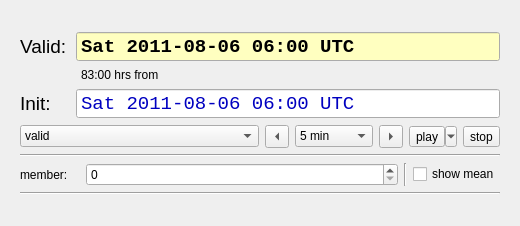
Before: the Qt Designer form src/gxfw/synccontrol.ui in chrismile/met.3d, drawn with Qt 5.
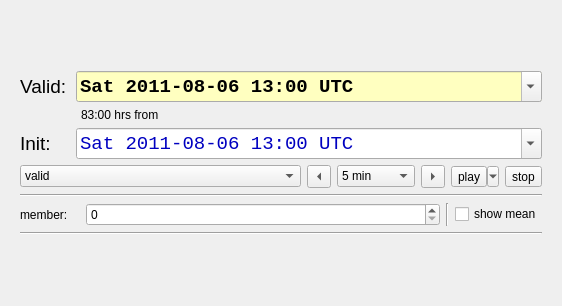
After: the same form once the commit is applied.

Commit message: fix: date/time range of sync control was limited to years after 1999

What changed in the file:
```diff
--- a/src/gxfw/synccontrol.ui
+++ b/src/gxfw/synccontrol.ui
@@ -6,8 +6,8 @@
    <rect>
     <x>0</x>
     <y>0</y>
-    <width>520</width>
-    <height>226</height>
+    <width>562</width>
+    <height>306</height>
    </rect>
   </property>
   <property name="sizePolicy">
@@ -132,7 +132,7 @@
           </property>
           <property name="dateTime">
            <datetime>
-            <hour>6</hour>
+            <hour>13</hour>
             <minute>0</minute>
             <second>0</second>
             <year>2011</year>
@@ -147,35 +147,11 @@
             <day>6</day>
            </date>
           </property>
-          <property name="minimumDateTime">
-           <datetime>
-            <hour>7</hour>
-            <minute>0</minute>
-            <second>0</second>
-            <year>1999</year>
-            <month>12</month>
-            <day>31</day>
-           </datetime>
-          </property>
-          <property name="minimumDate">
-           <date>
-            <year>1999</year>
-            <month>12</month>
-            <day>31</day>
-           </date>
-          </property>
-          <property name="minimumTime">
-           <time>
-            <hour>7</hour>
-            <minute>0</minute>
-            <second>0</second>
-           </time>
-          </property>
           <property name="displayFormat">
            <string>ddd yyyy-MM-dd hh:mm UTC</string>
           </property>
           <property name="calendarPopup">
-           <bool>false</bool>
+           <bool>true</bool>
           </property>
           <property name="timeSpec">
            <enum>Qt::UTC</enum>
@@ -314,7 +290,7 @@
           </property>
           <property name="dateTime">
            <datetime>
-            <hour>6</hour>
+            <hour>13</hour>
             <minute>0</minute>
             <second>0</second>
             <year>2011</year>
@@ -331,33 +307,19 @@
           </property>
           <property name="minimumDateTime">
            <datetime>
-            <hour>6</hour>
+            <hour>0</hour>
             <minute>0</minute>
             <second>0</second>
-            <year>1999</year>
-            <month>12</month>
-            <day>31</day>
+            <year>1752</year>
+            <month>9</month>
+            <day>14</day>
            </datetime>
           </property>
-          <property name="minimumDate">
-           <date>
-            <year>1999</year>
-            <month>12</month>
-            <day>31</day>
-           </date>
-          </property>
-          <property name="minimumTime">
-           <time>
-            <hour>6</hour>
-            <minute>0</minute>
-            <second>0</second>
-           </time>
-          </property>
           <property name="displayFormat">
            <string>ddd yyyy-MM-dd hh:mm UTC</string>
           </property>
           <property name="calendarPopup">
-           <bool>false</bool>
+           <bool>true</bool>
           </property>
           <property name="timeSpec">
            <enum>Qt::UTC</enum>
```
